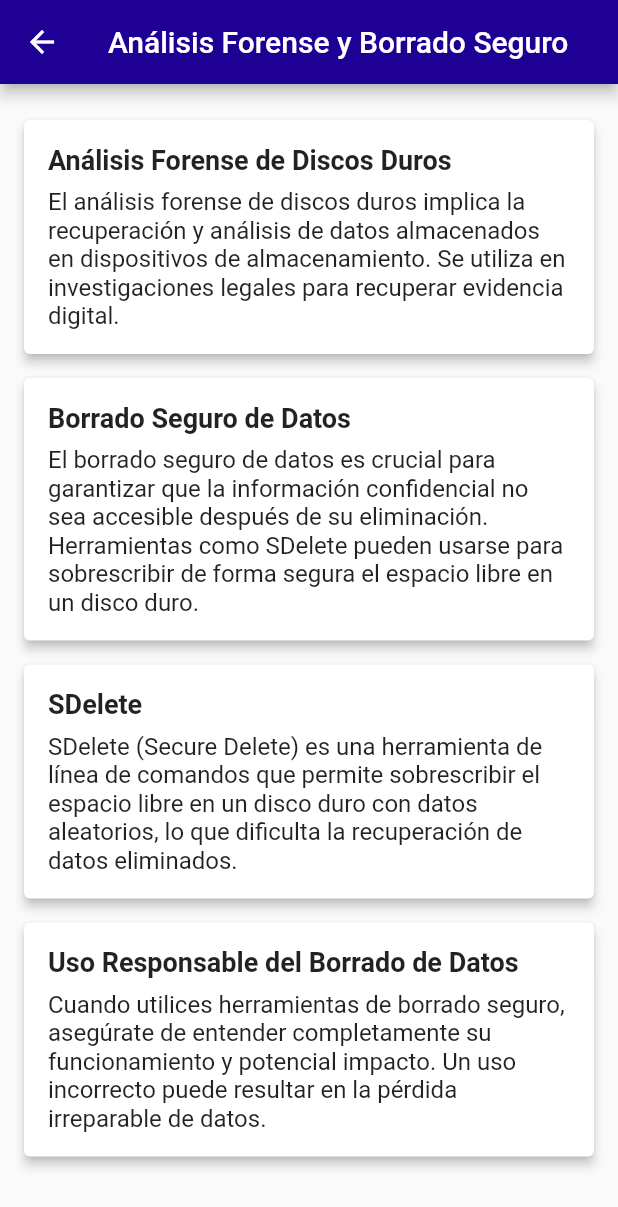
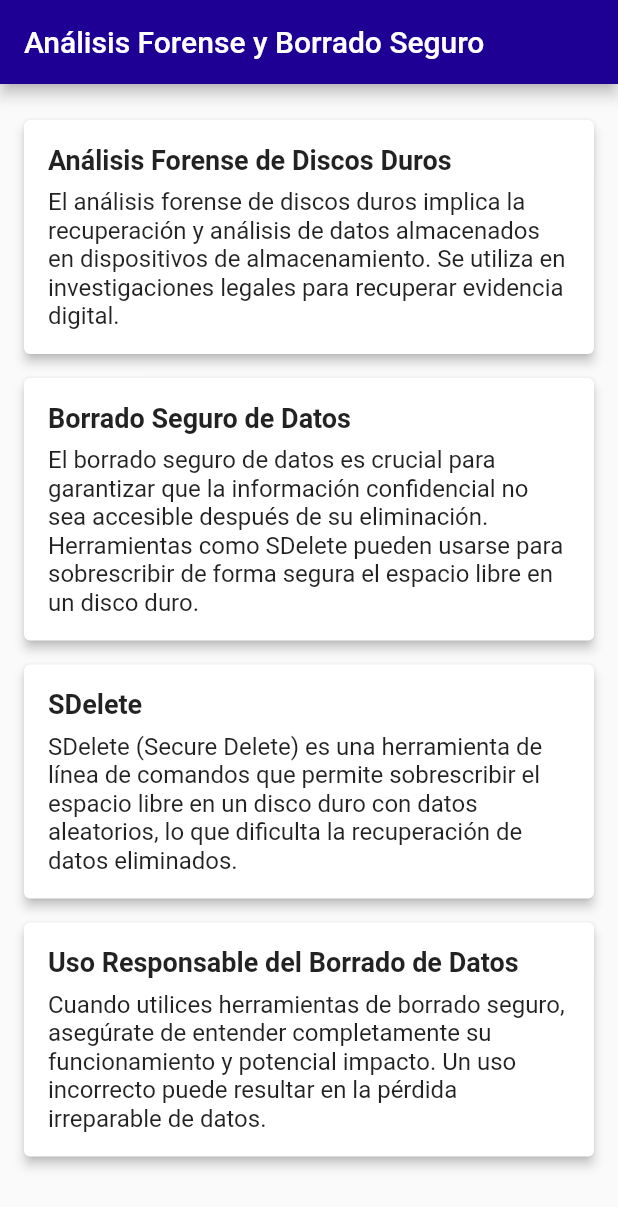
Before and after one commit to paodiazs/SecurityforAll, a Flutter app: the AnalisisForenseContenido screen opened directly, on a phone screen of 412 x 824 dp. Shown: the top 1207 px of the screen. Run offline on Flutter 3.47's test engine with Material 2 defaults, Android fonts, the phone set to English and light mode, and no system bars.

Commit message:
quitar flecha

```diff
--- a/lib/Pages/Courses/analisis_curso.dart
+++ b/lib/Pages/Courses/analisis_curso.dart
@@ -17,13 +17,7 @@ class AnalisisForenseContenido extends StatelessWidget {
       appBar: AppBar(
         title: Text('Análisis Forense y Borrado Seguro'),
         backgroundColor: Color(0xFF1E0094),
-        leading: IconButton(
-          icon: Icon(Icons.arrow_back),
-          onPressed: () {
-            // Navegar de regreso a la página de cursos (courses_page.dart)
-            Navigator.popUntil(context, ModalRoute.withName('/courses_page'));
-          },
-        ),
+
       ),
       body: SingleChildScrollView(
         padding: EdgeInsets.all(16.0),
```
